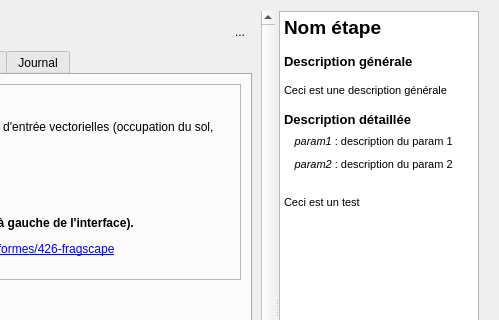
Old version of the form FragScape_dialog_base.ui in the repository MathieuChailloux/FragScape; both pictures show x 516 to 1015 and y 0 to 320 of the 1015 by 690 pixel window.
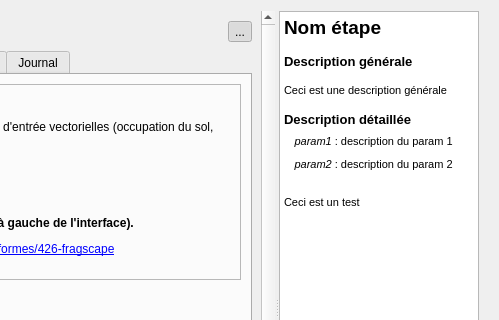
New version of the form. Icons and pictures are not drawn. Custom widgets are drawn as their Qt base class.

Patch:
```diff
--- a/FragScape_dialog_base.ui
+++ b/FragScape_dialog_base.ui
@@ -82,8 +82,8 @@
            <rect>
             <x>0</x>
             <y>0</y>
-            <width>763</width>
-            <height>645</height>
+            <width>767</width>
+            <height>671</height>
            </rect>
           </property>
           <property name="sizePolicy">
@@ -105,6 +105,9 @@
              <property name="checkable">
               <bool>true</bool>
              </property>
+             <property name="checked">
+              <bool>true</bool>
+             </property>
              <property name="autoRaise">
               <bool>true</bool>
              </property>
```
Left out of the diff: 24 changed lines with no effect on the pictures.
